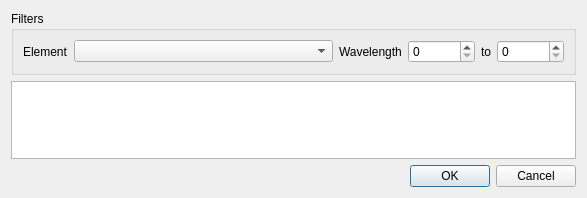
Old version of the form lines_dialog.ui in the repository GuLinux/PySpectrum.
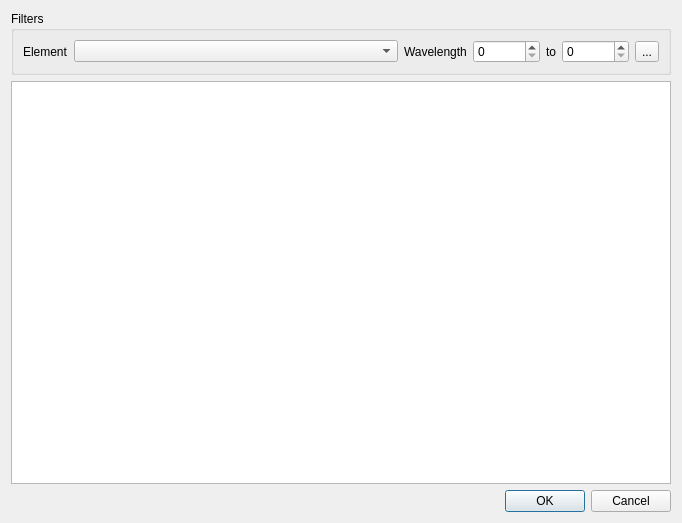
New version of the form.

Commit message: better lines editor

What changed in the file:
```diff
--- a/lines_dialog.ui
+++ b/lines_dialog.ui
@@ -6,8 +6,8 @@
    <rect>
     <x>0</x>
     <y>0</y>
-    <width>587</width>
-    <height>198</height>
+    <width>682</width>
+    <height>523</height>
    </rect>
   </property>
   <property name="windowTitle">
@@ -71,6 +71,13 @@
         </property>
        </widget>
       </item>
+      <item>
+       <widget class="QToolButton" name="pick_wavelengths">
+        <property name="text">
+         <string>...</string>
+        </property>
+       </widget>
+      </item>
      </layout>
     </widget>
    </item>
```
The commit also changes 7 other files.
